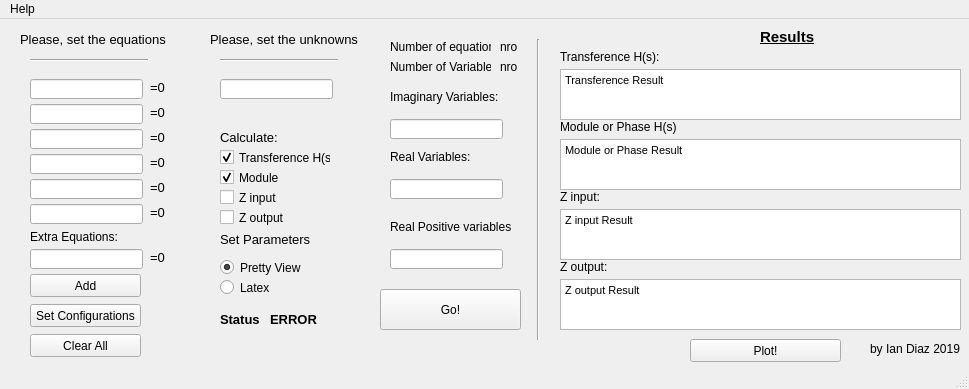
Above: UserInterface.ui from iancraz/CircuitSolver before the change. Below: the same form after it.
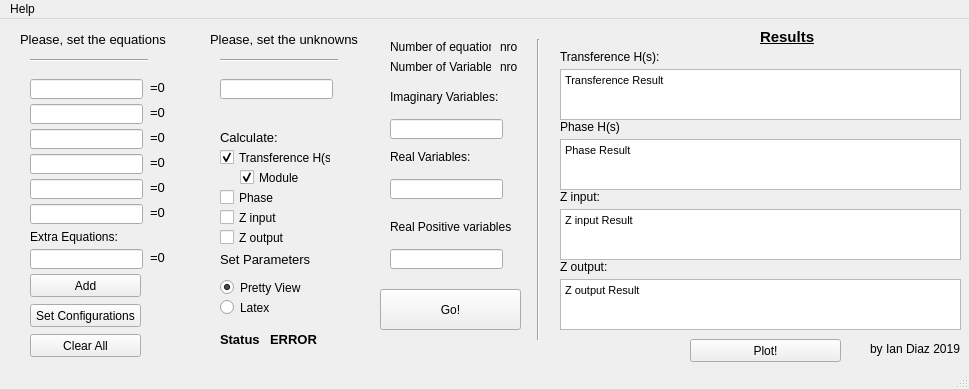
That is the form after the change.

Commit message: Le cambie que pueda mostrase modulo y fase al mismo tiempo

The edit to the form file:
```diff
--- a/UserInterface.ui
+++ b/UserInterface.ui
@@ -39,7 +39,7 @@
     <property name="geometry">
      <rect>
       <x>220</x>
-      <y>290</y>
+      <y>310</y>
       <width>51</width>
       <height>21</height>
      </rect>
@@ -82,7 +82,7 @@
     <property name="geometry">
      <rect>
       <x>270</x>
-      <y>290</y>
+      <y>310</y>
       <width>51</width>
       <height>21</height>
      </rect>
@@ -254,7 +254,7 @@
     <property name="geometry">
      <rect>
       <x>220</x>
-      <y>170</y>
+      <y>190</y>
       <width>70</width>
       <height>17</height>
      </rect>
@@ -267,7 +267,7 @@
     <property name="geometry">
      <rect>
       <x>220</x>
-      <y>190</y>
+      <y>210</y>
       <width>70</width>
       <height>17</height>
      </rect>
@@ -293,7 +293,7 @@
     <property name="geometry">
      <rect>
       <x>220</x>
-      <y>210</y>
+      <y>230</y>
       <width>101</width>
       <height>21</height>
      </rect>
@@ -311,7 +311,7 @@
     <property name="geometry">
      <rect>
       <x>220</x>
-      <y>240</y>
+      <y>260</y>
       <width>82</width>
       <height>17</height>
      </rect>
@@ -333,7 +333,7 @@
     <property name="geometry">
      <rect>
       <x>220</x>
-      <y>260</y>
+      <y>280</y>
       <width>82</width>
       <height>17</height>
      </rect>
@@ -672,7 +672,7 @@
 &lt;html&gt;&lt;head&gt;&lt;meta name=&quot;qrichtext&quot; content=&quot;1&quot; /&gt;&lt;style type=&quot;text/css&quot;&gt;
 p, li { white-space: pre-wrap; }
 &lt;/style&gt;&lt;/head&gt;&lt;body style=&quot; font-family:'MS Shell Dlg 2'; font-size:8.25pt; font-weight:400; font-style:normal;&quot;&gt;
-&lt;p style=&quot; margin-top:0px; margin-bottom:0px; margin-left:0px; margin-right:0px; -qt-block-indent:0; text-indent:0px;&quot;&gt;Module or Phase Result&lt;/p&gt;&lt;/body&gt;&lt;/html&gt;</string>
+&lt;p style=&quot; margin-top:0px; margin-bottom:0px; margin-left:0px; margin-right:0px; -qt-block-indent:0; text-indent:0px;&quot;&gt;Phase Result&lt;/p&gt;&lt;/body&gt;&lt;/html&gt;</string>
     </property>
    </widget>
    <widget class="QLabel" name="label_13">
@@ -691,7 +691,7 @@
      </font>
     </property>
     <property name="text">
-     <string>Module or Phase H(s)</string>
+     <string>Phase H(s)</string>
     </property>
    </widget>
    <widget class="QPushButton" name="plotButton">
@@ -723,7 +723,7 @@
    <widget class="QCheckBox" name="modPhaseChkBox">
     <property name="geometry">
      <rect>
-      <x>220</x>
+      <x>240</x>
       <y>150</y>
       <width>70</width>
       <height>17</height>
@@ -911,6 +911,19 @@
      <string>nro</string>
     </property>
    </widget>
+   <widget class="QCheckBox" name="phaseCheckBox">
+    <property name="geometry">
+     <rect>
+      <x>220</x>
+      <y>170</y>
+      <width>70</width>
+      <height>17</height>
+     </rect>
+    </property>
+    <property name="text">
+     <string>Phase</string>
+    </property>
+   </widget>
   </widget>
   <widget class="QMenuBar" name="menubar">
    <property name="geometry">
```
Left out of the diff: 4 changed lines with no effect on the pictures. The commit also changes 1 other file.
